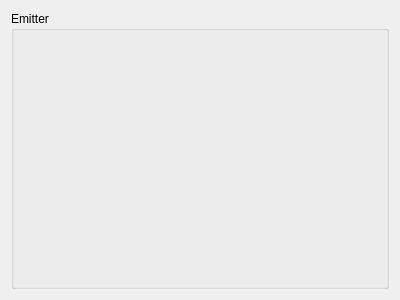
The window that ui/EmitterWidget.ui (ThomasKroes/exposure-render.ercore) describes before a commit, drawn with Qt 5.
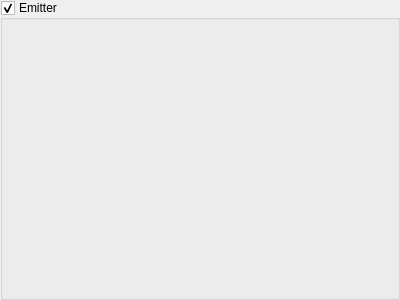
The same window after the commit.

Diff of the .ui file:
```diff
--- a/ui/EmitterWidget.ui
+++ b/ui/EmitterWidget.ui
@@ -14,11 +14,17 @@
    <string>Emitter</string>
   </property>
   <layout class="QVBoxLayout" name="verticalLayout">
+   <property name="margin">
+    <number>0</number>
+   </property>
    <item>
     <widget class="QGroupBox" name="EmitterGroupBox">
      <property name="title">
       <string>Emitter</string>
      </property>
+     <property name="checkable">
+      <bool>true</bool>
+     </property>
     </widget>
    </item>
   </layout>
```
Left out of the diff: 8 changed lines with no effect on the pictures.
